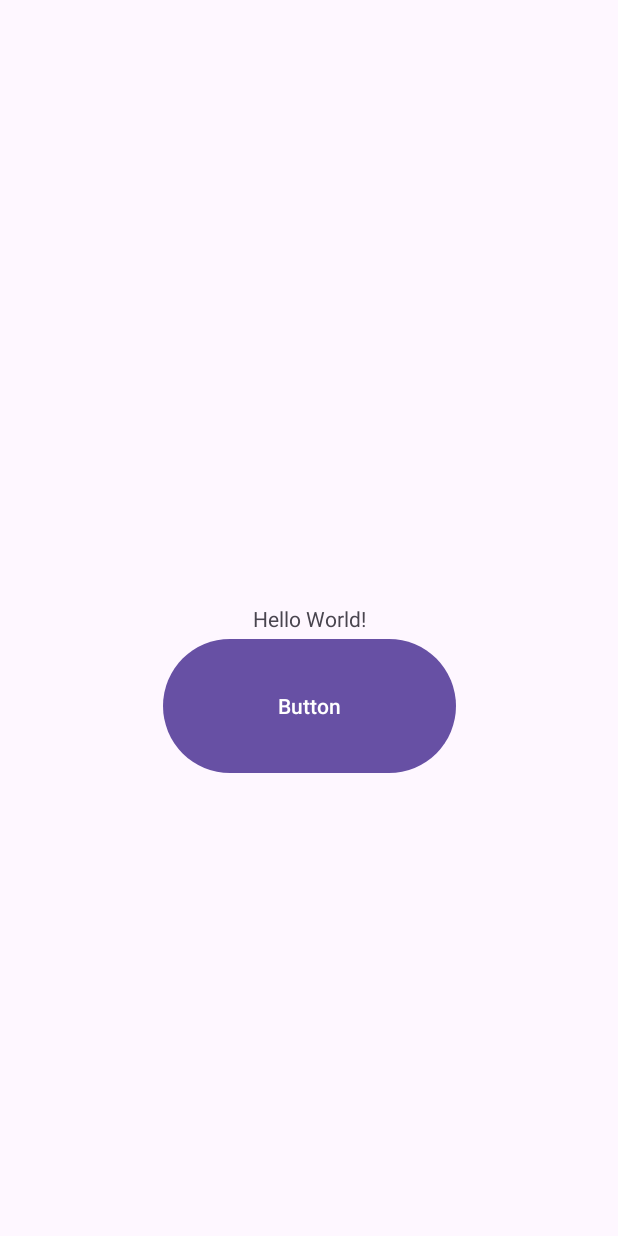
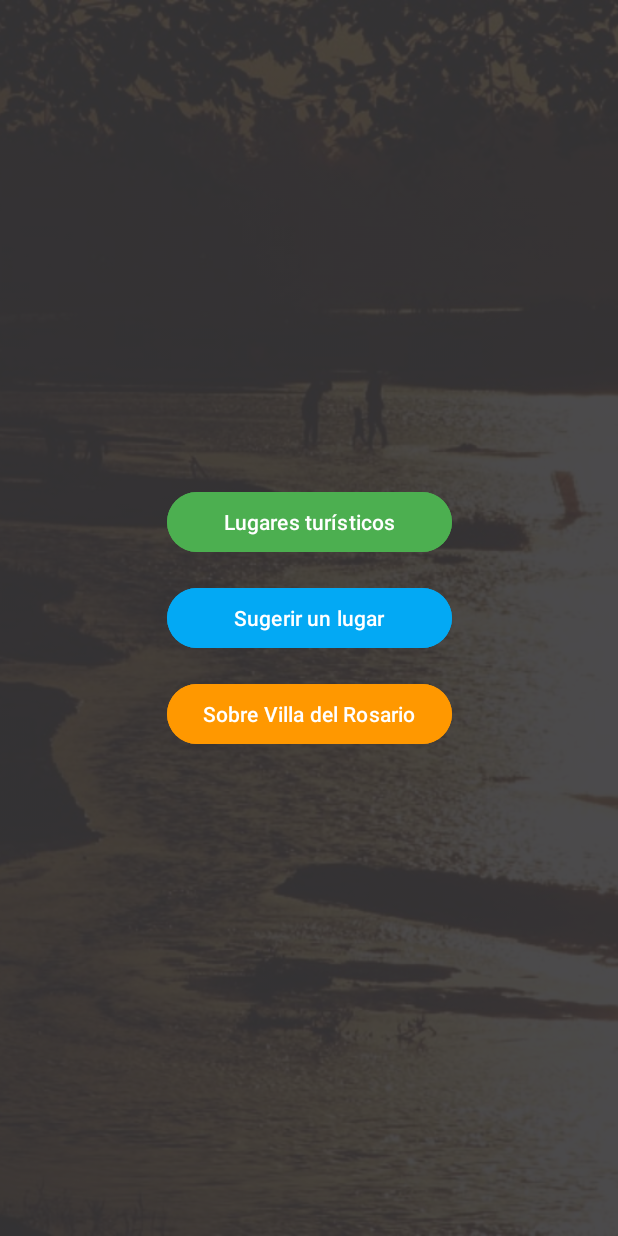
Before and after one commit to DanaM99/Turisteando, an Android app: the screen it shows after launch (MainActivity), on a phone screen of 412 x 824 dp. Run offline under Robolectric (Android 15) with nearby library versions, the phone set to English and light mode, and no system bars.

Commit message:
Botones principales creados y se agrega imagen de fondo a pantalla principal

```diff
--- a/app/src/main/java/com/example/turisteando/MainActivity.kt
+++ b/app/src/main/java/com/example/turisteando/MainActivity.kt
@@ -1,20 +1,29 @@
 package com.example.turisteando
 
+import android.content.Intent
 import android.os.Bundle
-import androidx.activity.enableEdgeToEdge
+import android.widget.Button
 import androidx.appcompat.app.AppCompatActivity
-import androidx.core.view.ViewCompat
-import androidx.core.view.WindowInsetsCompat
 
 class MainActivity : AppCompatActivity() {
     override fun onCreate(savedInstanceState: Bundle?) {
         super.onCreate(savedInstanceState)
-        enableEdgeToEdge()
         setContentView(R.layout.activity_main)
-        ViewCompat.setOnApplyWindowInsetsListener(findViewById(R.id.main)) { v, insets ->
-            val systemBars = insets.getInsets(WindowInsetsCompat.Type.systemBars())
-            v.setPadding(systemBars.left, systemBars.top, systemBars.right, systemBars.bottom)
-            insets
+
+        val btnLugares = findViewById<Button>(R.id.btnLugares)
+        val btnSugerir = findViewById<Button>(R.id.btnSugerir)
+        val btnSobre = findViewById<Button>(R.id.btnSobre)
+
+        btnLugares.setOnClickListener {
+            startActivity(Intent(this, lugares_activity::class.java))
+        }
+
+        btnSugerir.setOnClickListener {
+            startActivity(Intent(this, sugerir_activity::class.java))
+        }
+
+        btnSobre.setOnClickListener {
+            startActivity(Intent(this, sobre_activity::class.java))
         }
     }
 }
--- a/app/src/main/res/layout/activity_main.xml
+++ b/app/src/main/res/layout/activity_main.xml
@@ -1,5 +1,5 @@
 <?xml version="1.0" encoding="utf-8"?>
-<androidx.constraintlayout.widget.ConstraintLayout xmlns:android="http://schemas.android.com/apk/res/android"
+<FrameLayout xmlns:android="http://schemas.android.com/apk/res/android"
     xmlns:app="http://schemas.android.com/apk/res-auto"
     xmlns:tools="http://schemas.android.com/tools"
     android:id="@+id/main"
@@ -7,23 +7,67 @@
     android:layout_height="match_parent"
     tools:context=".MainActivity">
 
-    <TextView
-        android:id="@+id/textView"
+    <!-- Fondo: Imagen con transparencia -->
+    <ImageView
+        android:id="@+id/imageFondo"
+        android:layout_width="match_parent"
+        android:layout_height="match_parent"
+        android:src="@drawable/villa"
+        android:scaleType="centerCrop"
+        android:alpha="0.4" />
+
+    <View
+        android:layout_width="match_parent"
+        android:layout_height="match_parent"
+        android:background="#B3000000" />
+
+    <!-- Contenido encima de la imagen -->
+    <androidx.constraintlayout.widget.ConstraintLayout
+        android:layout_width="match_parent"
+        android:layout_height="match_parent"
+        android:padding="24dp">
+
+        <LinearLayout
+            android:id="@+id/contentLayout"
             android:layout_width="wrap_content"
             android:layout_height="wrap_content"
-        android:text="Hello World!"
+            android:orientation="vertical"
+            android:gravity="center"
+            android:layout_marginHorizontal="24dp"
+            app:layout_constraintTop_toTopOf="parent"
             app:layout_constraintBottom_toBottomOf="parent"
-        app:layout_constraintEnd_toEndOf="parent"
             app:layout_constraintStart_toStartOf="parent"
-        app:layout_constraintTop_toTopOf="parent" />
+            app:layout_constraintEnd_toEndOf="parent">
 
+            <!-- Botón Lugares turísticos -->
             <Button
-        android:id="@+id/button"
-        android:layout_width="195dp"
-        android:layout_height="97dp"
-        android:text="Button"
-        app:layout_constraintEnd_toEndOf="parent"
-        app:layout_constraintStart_toStartOf="parent"
-        app:layout_constraintTop_toBottomOf="@+id/textView" />
+                android:id="@+id/btnLugares"
+                android:layout_width="match_parent"
+                android:layout_height="wrap_content"
+                android:text="Lugares turísticos"
+                android:backgroundTint="#4CAF50"
+                android:textColor="#FFFFFF"
+                android:layout_marginBottom="16dp" />
 
+            <!-- Botón Sugerir lugar -->
+            <Button
+                android:id="@+id/btnSugerir"
+                android:layout_width="match_parent"
+                android:layout_height="wrap_content"
+                android:text="Sugerir un lugar"
+                android:backgroundTint="#03A9F4"
+                android:textColor="#FFFFFF"
+                android:layout_marginBottom="16dp" />
+
+            <!-- Botón Sobre la ciudad -->
+            <Button
+                android:id="@+id/btnSobre"
+                android:layout_width="match_parent"
+                android:layout_height="wrap_content"
+                android:text="Sobre Villa del Rosario"
+                android:backgroundTint="#FF9800"
+                android:textColor="#FFFFFF" />
+
+        </LinearLayout>
     </androidx.constraintlayout.widget.ConstraintLayout>
+</FrameLayout>
```
Also changed, not shown: app/src/main/res/drawable/villa.jpg (added). Lines whose indentation alone changed are shown as unchanged.
